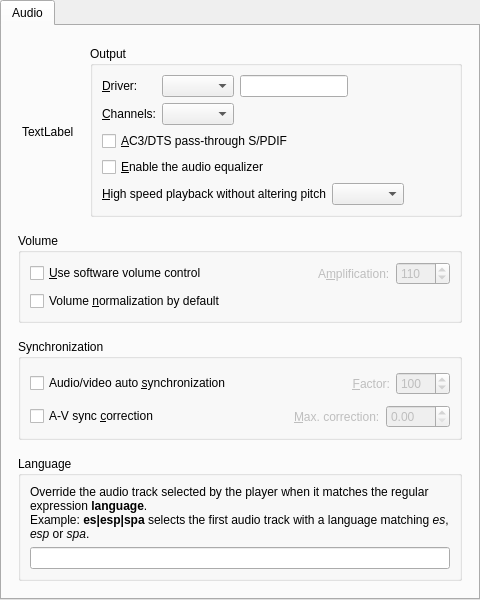
Above: src/gui/pref/audio.ui from wilbert2000/wzplayer before the change. Below: the same form after it.
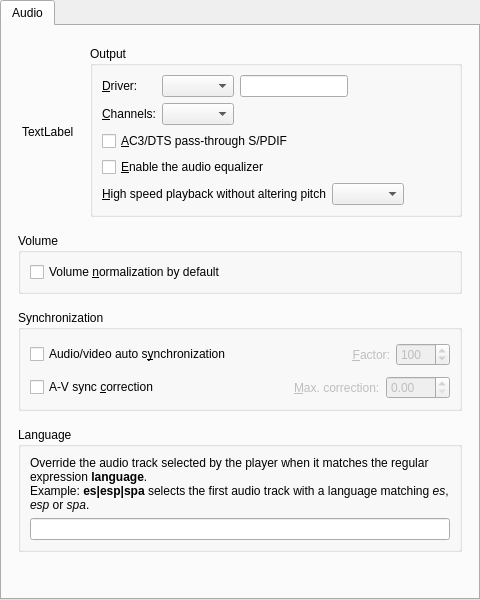
That is the form after the change. Custom widgets are drawn as their Qt base class.

Commit message: Remove support for software volume, deprecated in MPV

Diff of the .ui file:
```diff
--- a/src/gui/pref/audio.ui
+++ b/src/gui/pref/audio.ui
@@ -190,68 +190,6 @@
           <bool>true</bool>
          </property>
          <layout class="QVBoxLayout">
-          <item>
-           <layout class="QHBoxLayout">
-            <property name="spacing">
-             <number>6</number>
-            </property>
-            <property name="margin">
-             <number>0</number>
-            </property>
-            <item>
-             <widget class="QCheckBox" name="softvol_check">
-              <property name="text">
-               <string>&amp;Use software volume control</string>
-              </property>
-             </widget>
-            </item>
-            <item>
-             <spacer>
-              <property name="orientation">
-               <enum>Qt::Horizontal</enum>
-              </property>
-              <property name="sizeHint" stdset="0">
-               <size>
-                <width>20</width>
-                <height>20</height>
-               </size>
-              </property>
-             </spacer>
-            </item>
-            <item>
-             <widget class="QLabel" name="amplification_label">
-              <property name="enabled">
-               <bool>false</bool>
-              </property>
-              <property name="text">
-               <string>A&amp;mplification:</string>
-              </property>
-              <property name="wordWrap">
-               <bool>false</bool>
-              </property>
-              <property name="buddy">
-               <cstring>softvol_amp_spin</cstring>
-              </property>
-             </widget>
-            </item>
-            <item>
-             <widget class="QSpinBox" name="softvol_amp_spin">
-              <property name="enabled">
-               <bool>false</bool>
-              </property>
-              <property name="minimum">
-               <number>100</number>
-              </property>
-              <property name="maximum">
-               <number>1000</number>
-              </property>
-              <property name="value">
-               <number>110</number>
-              </property>
-             </widget>
-            </item>
-           </layout>
-          </item>
           <item>
            <widget class="QCheckBox" name="volnorm_check">
             <property name="text">
@@ -276,7 +214,7 @@
             <item>
              <widget class="QCheckBox" name="autosync_check">
               <property name="text">
-               <string>Audio/video auto &amp;synchronization</string>
+               <string>Audio/video auto s&amp;ynchronization</string>
               </property>
              </widget>
             </item>
```
Left out of the diff: 34 changed lines with no effect on the pictures. The commit also changes 7 other files.
